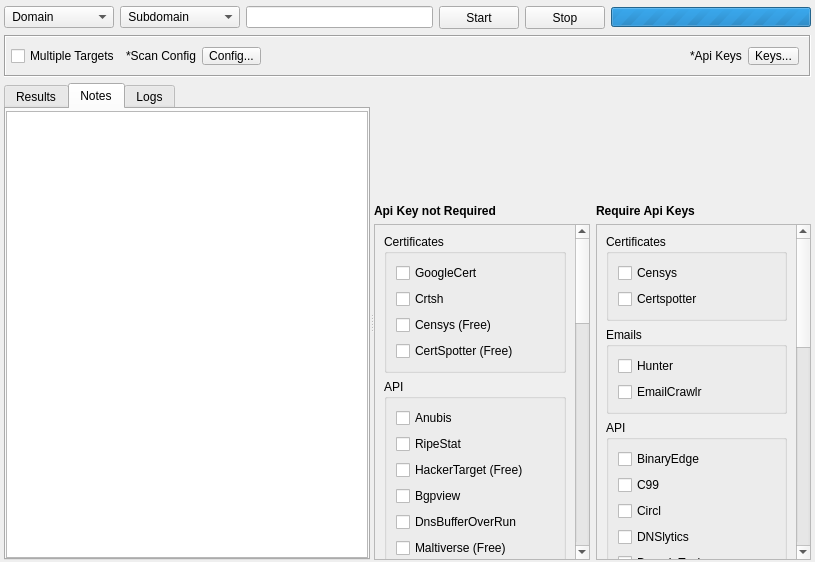
The window that sub3suite/src/engines/osint/Osint.ui (3nock/OTE) describes before a commit, drawn with Qt 5.
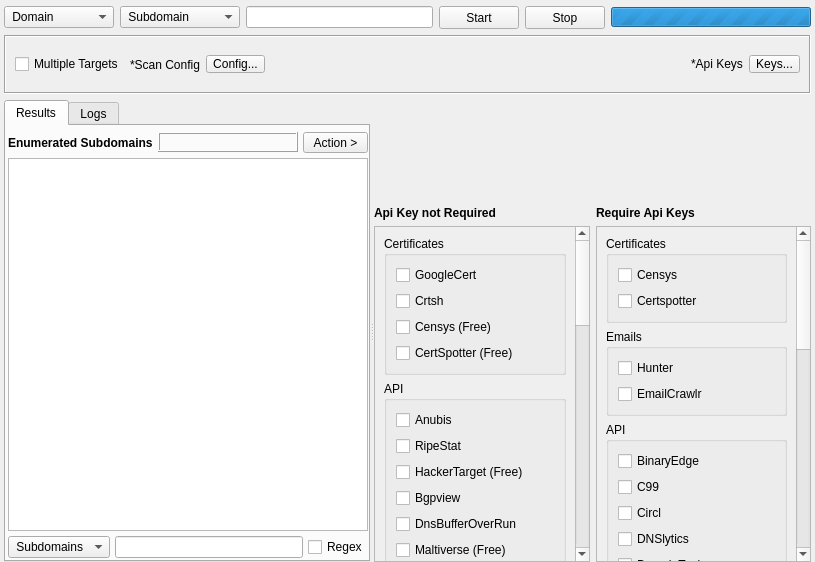
The same window after the commit. The open tabs and pages were chosen to show the change. Custom widgets are drawn as their Qt base class.

```diff
--- a/sub3suite/src/engines/osint/Osint.ui
+++ b/sub3suite/src/engines/osint/Osint.ui
@@ -27,7 +27,7 @@
     <number>4</number>
    </property>
    <property name="bottomMargin">
-    <number>2</number>
+    <number>0</number>
    </property>
    <item>
     <layout class="QHBoxLayout" name="horizontalLayout_4">
@@ -241,40 +241,25 @@
     </layout>
    </item>
    <item>
-    <widget class="QFrame" name="frame">
-     <property name="sizePolicy">
-      <sizepolicy hsizetype="Preferred" vsizetype="Maximum">
-       <horstretch>0</horstretch>
-       <verstretch>0</verstretch>
-      </sizepolicy>
-     </property>
-     <property name="minimumSize">
-      <size>
-       <width>0</width>
-       <height>42</height>
-      </size>
-     </property>
-     <property name="maximumSize">
-      <size>
-       <width>16777215</width>
-       <height>42</height>
-      </size>
-     </property>
-     <property name="styleSheet">
-      <string notr="true"/>
-     </property>
+    <widget class="QFrame" name="">
      <property name="frameShape">
       <enum>QFrame::Box</enum>
      </property>
      <property name="frameShadow">
       <enum>QFrame::Sunken</enum>
      </property>
-     <layout class="QHBoxLayout" name="horizontalLayout_6">
+     <layout class="QHBoxLayout" name="horizontalLayout">
       <property name="leftMargin">
-       <number>5</number>
+       <number>9</number>
+      </property>
+      <property name="topMargin">
+       <number>6</number>
       </property>
       <property name="rightMargin">
-       <number>10</number>
+       <number>9</number>
+      </property>
+      <property name="bottomMargin">
+       <number>6</number>
       </property>
       <item>
        <widget class="QCheckBox" name="checkBoxMultipleTargets">
@@ -622,28 +607,6 @@
         </item>
        </layout>
       </widget>
-      <widget class="QWidget" name="tabNotes">
-       <attribute name="title">
-        <string>Notes</string>
-       </attribute>
-       <layout class="QVBoxLayout" name="verticalLayout_5">
-        <property name="leftMargin">
-         <number>0</number>
-        </property>
-        <property name="topMargin">
-         <number>2</number>
-        </property>
-        <property name="rightMargin">
-         <number>0</number>
-        </property>
-        <property name="bottomMargin">
-         <number>0</number>
-        </property>
-        <item>
-         <widget class="QPlainTextEdit" name="plainTextEditNotes"/>
-        </item>
-       </layout>
-      </widget>
       <widget class="QWidget" name="tabLogs">
        <attribute name="title">
         <string>Logs</string>
@@ -758,7 +721,7 @@
                <rect>
                 <x>0</x>
                 <y>0</y>
-                <width>194</width>
+                <width>178</width>
                 <height>1057</height>
                </rect>
               </property>
@@ -1160,7 +1123,7 @@
                <rect>
                 <x>0</x>
                 <y>0</y>
-                <width>193</width>
+                <width>177</width>
                 <height>830</height>
                </rect>
               </property>
```
Left out of the diff: 2 changed lines with no effect on the pictures.
